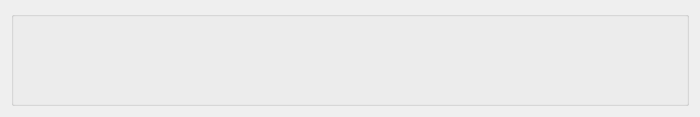
The window that src/widget.ui (qdore/Mutate) describes before a commit, drawn with Qt 5.
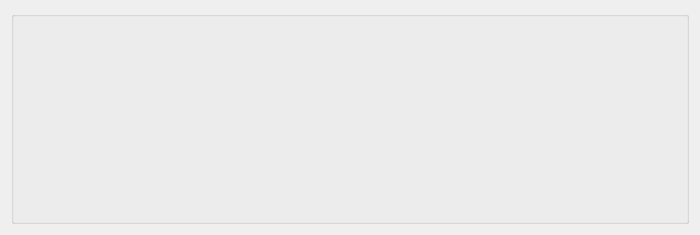
The same window after the commit.

The edit to the form file:
```diff
--- a/src/widget.ui
+++ b/src/widget.ui
@@ -45,7 +45,7 @@
      <property name="minimumSize">
       <size>
        <width>0</width>
-       <height>88</height>
+       <height>0</height>
       </size>
      </property>
      <property name="maximumSize">
```
